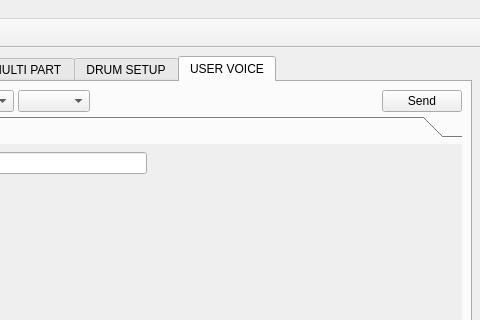
Before: the Qt Designer form src/qxgeditMainForm.ui in rncbc/qxgedit, drawn with Qt 5; both pictures show x 160 to 640 and y 0 to 320 of the 640 by 720 pixel window.
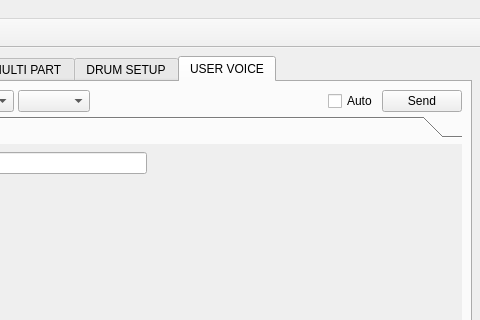
After: the same form once the commit is applied. The open tabs and pages were chosen to show the change. Icons and pictures are not drawn. Custom widgets are drawn as their Qt base class.

Commit message: - User Voice (QS300) page is almost concluded,, now with dirty flagging and auto-send option.

```diff
--- a/src/qxgeditMainForm.ui
+++ b/src/qxgeditMainForm.ui
@@ -1353,6 +1353,13 @@
             </property>
            </spacer>
           </item>
+          <item>
+           <widget class="QCheckBox" name="UservoiceAutoSendCheck" >
+            <property name="text" >
+             <string>Auto</string>
+            </property>
+           </widget>
+          </item>
           <item>
            <widget class="QPushButton" name="UservoiceSendButton" >
             <property name="text" >
```
The commit also changes 6 other files.
